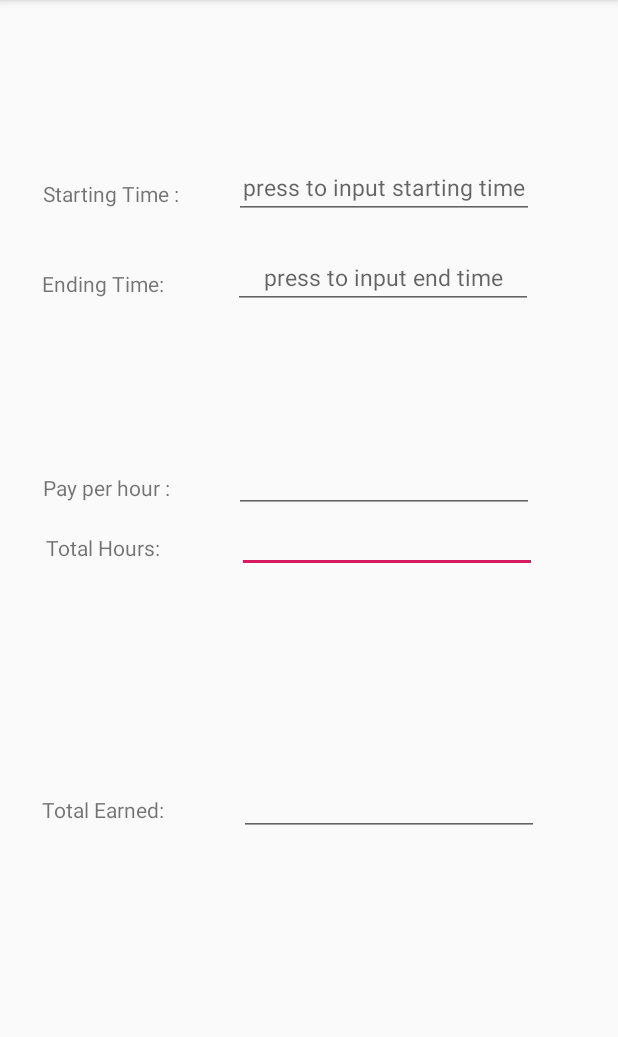
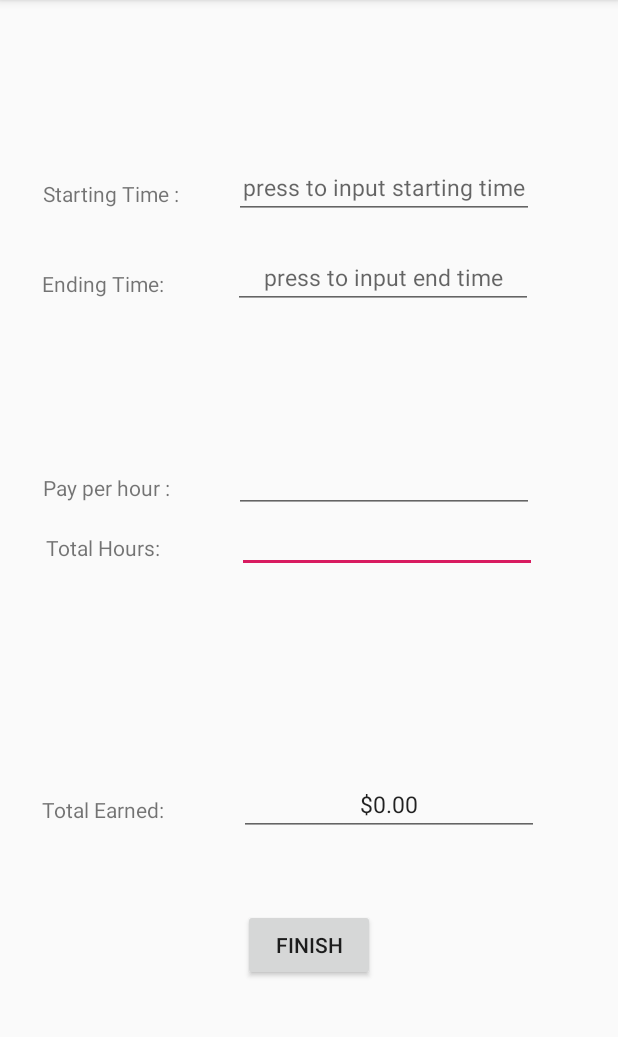
Before and after one commit to MouHuang0217/Hours-Tracking-Calculator, an Android app: the WorkHoursActivity screen opened directly, with no data from a screen before it, on a phone screen of 412 x 824 dp, the part 84-1121 px from its top. Run offline under Robolectric (Android 15) with nearby library versions, the phone set to English and light mode, and no system bars.

Commit message:
updated the Textview periodically

```diff
--- a/app/src/main/java/com/example/calendarv2/MainActivity.java
+++ b/app/src/main/java/com/example/calendarv2/MainActivity.java
@@ -32,9 +32,11 @@ public class MainActivity extends FragmentActivity {
             @Override
             public void onDateSelected(@NonNull MaterialCalendarView widget, @NonNull CalendarDay date, boolean selected) {
                 TextView textView = findViewById(R.id.DateSelectedText);
+
                 String month = Integer.toString(date.getMonth() + 1);
                 String year = Integer.toString(date.getYear());
                 String day = Integer.toString(date.getDay());
+
                 String formattedDate = (String.format(Locale.getDefault(), "%s - %s - %s", month, day, year));
                 textView.setText("DatePicked: " + formattedDate);
                 //Toast.makeText(MainActivity.this, "" + formattedDate, Toast.LENGTH_SHORT).show(); //console check lien
--- a/app/src/main/java/com/example/calendarv2/TimePickerFragment.java
+++ b/app/src/main/java/com/example/calendarv2/TimePickerFragment.java
@@ -22,6 +22,9 @@ public class TimePickerFragment extends DialogFragment implements TimePickerDial
     private EditText hoursTV;
     private EditText output;
     private EditText payPerHour;
+
+    //create an object timepickerfragment to be able too retrieve specific TextViews
+    //and update them accordinly
     public TimePickerFragment(EditText timeTV,EditText otherTV,EditText hoursTV, EditText outputTV) {
         this.time = timeTV;
         this.other_time = otherTV;
@@ -29,6 +32,7 @@ public class TimePickerFragment extends DialogFragment implements TimePickerDial
         this.output = outputTV;
         Log.i("Timepicker","createdFragment");
     }
+
     @Override
     public Dialog onCreateDialog(Bundle savedInstanceState) {
         super.onCreate(savedInstanceState);
@@ -74,8 +78,8 @@ public class TimePickerFragment extends DialogFragment implements TimePickerDial
             double min = (double) (difference - (1000*60*60*24*days) - (1000*60*60*hours)) / (1000*60);
             hours = (hours < 0 ? -hours : hours);
 
-            //set the total hours worked into the Textview of hours
-            hoursTV.setText(String.valueOf(hours));
+            //set the total hours worked into the Textview of hours rounded to the 3rd decimal place
+            hoursTV.setText(String.format("%.2f",hours) + " hours");
            // output.setText(String.valueOf(totalPay));
         } catch (ParseException e) {
             e.printStackTrace();
--- a/app/src/main/java/com/example/calendarv2/WorkHoursActivity.java
+++ b/app/src/main/java/com/example/calendarv2/WorkHoursActivity.java
@@ -2,14 +2,16 @@ package com.example.calendarv2;
 
 import android.content.Intent;
 import android.os.Bundle;
+import android.util.Log;
 import android.view.View;
+import android.widget.Button;
 import android.widget.EditText;
 
 import androidx.appcompat.app.AppCompatActivity;
 import androidx.fragment.app.DialogFragment;
 
 public class WorkHoursActivity extends AppCompatActivity implements EditText.OnClickListener  {
-
+    Thread t;
     @Override
     protected void onCreate(Bundle savedInstanceState) {
         super.onCreate(savedInstanceState);
@@ -24,7 +26,64 @@ public class WorkHoursActivity extends AppCompatActivity implements EditText.OnC
         final EditText endTimeTV = (EditText) findViewById(R.id.endTimeInput);
         endTimeTV.setOnClickListener(this);
 
+        //add a listener to the finishButton to terminate the Activity
+        //and return data to the main activity
+        final Button finishButton = (Button)findViewById(R.id.finishButton);
+        finishButton.setOnClickListener(this);
+
+        //add a new thread to update the totalPay periodically
+        t = new Thread() {
+            @Override
+            public void run() {
+                try {
+                    while (!isInterrupted()) {
+                        Thread.sleep(1000);
+                        runOnUiThread(new Runnable() {
+                            @Override
+                            public void run() {
+                                //call the updateTotalPayTextView periodically
+                                updateTotalPayTextView();
+                            }
+                        });
+                    }
+                }catch (InterruptedException e){
+                }
+            }
+
+
+        };
+        //officially start the Thread
+        t.start();
+
+    }
+
+    private void updateTotalPayTextView() {
+
         final EditText payInput = (EditText)findViewById(R.id.payPerHourInput);
+        final EditText totalHours = (EditText)findViewById(R.id.totalHoursCalculated);
+
+        float d_pay_per_hour = 0,d_total_hours = 0;
+
+        //try/catch to see if the Edit Text's are empty or not
+        try {
+            d_pay_per_hour = Float.valueOf(payInput.getText().toString());
+
+            //split the String to get the hours in decimal only
+            String[] Split = totalHours.getText().toString().split(" ");
+            d_total_hours = Float.valueOf(Split[0]);
+        }
+        catch (IllegalArgumentException x){
+            Log.i("payInput/totalHours","empty String");
+        }
+
+        //calculate the totalPay
+        float totalPay = d_pay_per_hour * d_total_hours;
+        final EditText incomeOutputTV = (EditText)findViewById(R.id.totalEarnedOutput);
+
+        //convert the string to two decimal places and set the Text
+        String s_totalPay = String.format("%.2f",totalPay);
+        incomeOutputTV.setText("$" + s_totalPay);
+
     }
 //TODO add Calculate button, and finish button - > calculate
 /*
@@ -43,6 +102,7 @@ public class WorkHoursActivity extends AppCompatActivity implements EditText.OnC
     public void onClick(View view) {
         EditText InputTV = null;
         EditText OtherTV = null;
+        //depending on what is clicked, do the specified procedure
         switch(view.getId()){
             case R.id.startTimeInput:
                 InputTV = (EditText) findViewById(R.id.startTimeInput);
@@ -52,15 +112,23 @@ public class WorkHoursActivity extends AppCompatActivity implements EditText.OnC
                 InputTV = (EditText) findViewById(R.id.endTimeInput);
                 OtherTV = (EditText) findViewById(R.id.startTimeInput);
                 break;
+            case R.id.finishButton:
+                finish();
+                t.interrupt();
+                Log.i("WorkHoursActivity","finished");
+                break;
             default:
                 throw new RuntimeException("Unknown EditText ID");
         }
-
-        EditText TotalOutput = (EditText) findViewById(R.id.totalEarnedOutput);
-        EditText payPerHourInput = (EditText) findViewById(R.id.payPerHourInput);
-        final EditText totalTimeTV = (EditText) findViewById(R.id.totalHoursCalculated);
-        DialogFragment timePicker = new TimePickerFragment(InputTV,OtherTV,totalTimeTV,TotalOutput);
-        timePicker.show(getSupportFragmentManager(),"time picker");
+        //if the button is not clicked then open up the dialogFraments
+        //to take in the user's time
+        if(view.getId() == R.id.startTimeInput || view.getId() == R.id.endTimeInput) {
+            EditText TotalOutput = (EditText) findViewById(R.id.totalEarnedOutput);
+            EditText payPerHourInput = (EditText) findViewById(R.id.payPerHourInput);
+            final EditText totalTimeTV = (EditText) findViewById(R.id.totalHoursCalculated);
+            DialogFragment timePicker = new TimePickerFragment(InputTV, OtherTV, totalTimeTV, TotalOutput);
+            timePicker.show(getSupportFragmentManager(), "time picker");
+        }
     }
 
 }
--- a/app/src/main/res/layout/activity_main2.xml
+++ b/app/src/main/res/layout/activity_main2.xml
@@ -26,10 +26,10 @@
             android:layout_marginEnd="40dp"
             android:autofillHints=""
             android:ems="10"
+            android:gravity="center"
             android:inputType="numberDecimal"
             android:text=""
             android:textSize="15sp"
-            android:gravity="center"
             app:layout_constraintEnd_toEndOf="parent"
             app:layout_constraintTop_toTopOf="parent"
             tools:ignore="LabelFor"
@@ -78,16 +78,16 @@
             android:editable="false"
             android:ems="10"
             android:focusable="false"
+            android:gravity="center"
             android:hint="@string/press_to_input_end_time"
             android:inputType="none"
             android:textSize="15sp"
-            android:gravity="center"
             app:layout_constraintEnd_toEndOf="parent"
             app:layout_constraintTop_toTopOf="parent"
+            tools:ignore="Deprecated"
             tools:layout_conversion_wrapHeight="147"
             tools:layout_conversion_wrapWidth="625"
-            tools:targetApi="o"
-            tools:ignore="Deprecated" />
+            tools:targetApi="o" />
     </androidx.constraintlayout.widget.ConstraintLayout>
 
     <androidx.constraintlayout.widget.ConstraintLayout
@@ -107,10 +107,10 @@
             android:layout_marginEnd="40dp"
             android:autofillHints=""
             android:ems="10"
+            android:gravity="center"
+            android:imeOptions="actionDone"
             android:inputType="numberDecimal"
             android:textSize="13sp"
-            android:gravity="center"
-            android:imeOptions="actionDone"
             app:layout_constraintEnd_toEndOf="parent"
             app:layout_constraintTop_toTopOf="parent"
             tools:ignore="LabelFor"
@@ -150,16 +150,16 @@
             android:editable="false"
             android:ems="10"
             android:focusable="false"
+            android:gravity="center"
             android:hint="@string/press_to_input_time"
             android:inputType="none"
             android:textSize="15sp"
-            android:gravity="center"
             app:layout_constraintEnd_toEndOf="parent"
             app:layout_constraintTop_toTopOf="parent"
+            tools:ignore="Deprecated"
             tools:layout_conversion_wrapHeight="147"
             tools:layout_conversion_wrapWidth="625"
-            tools:targetApi="o"
-            tools:ignore="Deprecated" />
+            tools:targetApi="o" />
 
         <TextView
             android:id="@+id/startTime"
@@ -199,17 +199,30 @@
             android:layout_width="200dp"
             android:layout_height="38dp"
             android:layout_marginEnd="36dp"
+            android:editable="false"
             android:ems="10"
+            android:gravity="center"
             android:inputType="none"
             android:text=""
-            android:gravity="center"
-            android:editable="false"
+            android:textSize="15sp"
             app:layout_constraintBottom_toBottomOf="parent"
             app:layout_constraintEnd_toEndOf="parent"
             app:layout_constraintTop_toTopOf="parent"
+            tools:ignore="Deprecated"
             tools:layout_conversion_wrapHeight="147"
-            tools:layout_conversion_wrapWidth="625"
-            tools:ignore="Deprecated" />
+            tools:layout_conversion_wrapWidth="625" />
     </androidx.constraintlayout.widget.ConstraintLayout>
 
+    <Button
+        android:id="@+id/finishButton"
+        android:layout_width="wrap_content"
+        android:layout_height="wrap_content"
+        android:layout_marginTop="587dp"
+        android:layout_marginBottom="96dp"
+        android:text="Finish"
+        app:layout_constraintBottom_toBottomOf="parent"
+        app:layout_constraintEnd_toEndOf="parent"
+        app:layout_constraintStart_toStartOf="parent"
+        app:layout_constraintTop_toTopOf="parent" />
+
 </androidx.constraintlayout.widget.ConstraintLayout>
```
